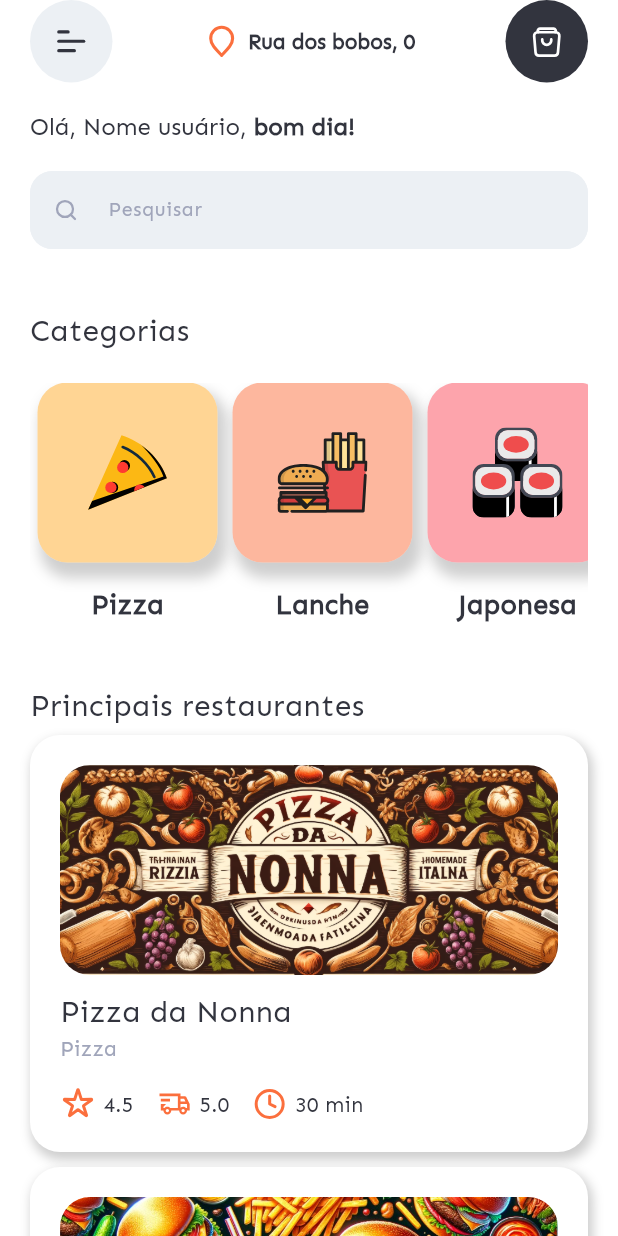
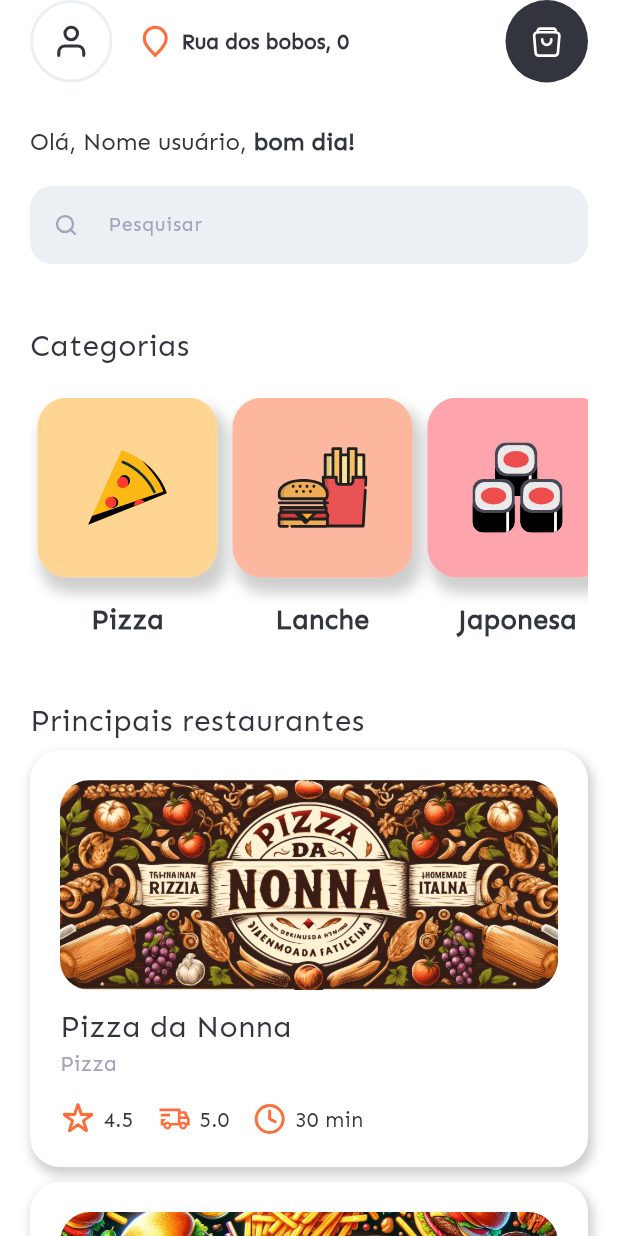
Before and after one commit to CzR21/project_mobile, a Flutter app: the screen it shows after launch, on a phone screen of 412 x 824 dp. Run offline on Flutter 3.47's test engine with Material 3 defaults, Android fonts, the phone set to English and light mode, and no system bars; our stand-ins replace bloc, dio, flutter_animate, flutter_bloc, flutter_svg.

```diff
--- /dev/null
+++ b/lib/config/app_mock.dart
@@ -0,0 +1,22 @@
+import 'package:flutter/material.dart';
+import 'package:project_mobile/data/models/endereco_model.dart';
+
+class AppMock extends ChangeNotifier{
+
+  static EnderecoModel _endereco = EnderecoModel(
+    longadouro: 'Rua dos bobos',
+    numero: 0,
+    bairro: "Centro",
+    cidade: 'Ponta Grossa',
+    estado: 'Paraná'
+  );
+
+  EnderecoModel get endereco => _endereco;
+
+  void trocarEndereco(EnderecoModel endereco) {
+    _endereco = endereco;
+    notifyListeners();
+    print(_endereco);
+  }
+
+}
--- a/lib/config/app_routes.dart
+++ b/lib/config/app_routes.dart
@@ -1,5 +1,6 @@
 import 'package:flutter/material.dart';
 import 'package:project_mobile/data/models/restaurante_model.dart';
+import 'package:project_mobile/pages/carrinho/carrinho_page.dart';
 import 'package:project_mobile/pages/home/home_page.dart';
 import 'package:project_mobile/pages/login/cadastro_page.dart';
 import 'package:project_mobile/pages/login/esqueci_senha_page.dart';
@@ -14,9 +15,14 @@ class AppRoutes {
   static const String cadastro = '/cadastro';
   static const String esqueciSenha = '/esqueciSenha';
 
+  //Home
   static const String home = '/home';
 
+  //Restaurantes e produtos
   static const String restaurante = '/restaurante';
+
+  // Carrinho
+  static const String carrinho = '/carrinho';
 
   static final Map<String, WidgetBuilder> routes = {
     login: (context) => const LoginPage(),
@@ -27,7 +33,8 @@ class AppRoutes {
       final restauranteArg = ModalRoute.of(context)!.settings.arguments as RestauranteModel;
 
       return RestaurantePage(restaurante: restauranteArg);
-    }
+    },
+    carrinho: (context) => const CarrinhoPage(),
   };
 
   static GlobalKey<NavigatorState> navigatorKey = GlobalKey<NavigatorState>();
--- a/lib/data/models/produto_model.dart
+++ b/lib/data/models/produto_model.dart
@@ -14,6 +14,8 @@ class ProdutoModel{
   double preco;
   String descricao;
   String imagem;
+  int quntidade;
+  String? observacao;
   CategoriaProduto categoria;
 
   ProdutoModel({
@@ -22,6 +24,8 @@ class ProdutoModel{
     required this.preco,
     required this.descricao,
     required this.imagem,
+    this.quntidade = 1,
+    this.observacao,
     required this.categoria,
   });
 }
--- a/lib/main.dart
+++ b/lib/main.dart
@@ -1,5 +1,7 @@
 import 'package:flutter/material.dart';
+import 'package:project_mobile/config/app_mock.dart';
 import 'package:project_mobile/config/app_routes.dart';
+import 'package:provider/provider.dart';
 
 void main() {
   runApp(const MyApp());
@@ -11,7 +13,9 @@ class MyApp extends StatelessWidget {
   // This widget is the root of your application.
   @override
   Widget build(BuildContext context) {
-    return MaterialApp(
+    return ChangeNotifierProvider(
+      create: (context) => AppMock(),
+      builder: (context, child) => MaterialApp(
         title: 'Food APP',
         debugShowCheckedModeBanner: false,
         theme: ThemeData(
@@ -26,6 +30,7 @@ class MyApp extends StatelessWidget {
         navigatorObservers: [AppRoutes.myRouteObserver],
         routes: AppRoutes.routes,
         navigatorKey: AppRoutes.navigatorKey,
+      ),
     );
   }
 }
--- a/lib/pages/home/home_page.dart
+++ b/lib/pages/home/home_page.dart
@@ -1,7 +1,11 @@
+import 'package:flutter/cupertino.dart';
 import 'package:flutter/material.dart';
 import 'package:flutter_bloc/flutter_bloc.dart';
 import 'package:flutter_svg/svg.dart';
 import 'package:project_mobile/blocs/restaurante/restaurante_bloc.dart';
+import 'package:project_mobile/config/app_mock.dart';
+import 'package:project_mobile/config/app_routes.dart';
+import 'package:project_mobile/data/models/endereco_model.dart';
 import 'package:project_mobile/helpers/bottom_sheet_helper.dart';
 import 'package:project_mobile/pages/home/widgets/endereco_bottom_sheet.dart';
 import 'package:project_mobile/pages/home/widgets/restaurante_widget.dart';
@@ -10,6 +14,7 @@ import 'package:project_mobile/helpers/date_helper.dart';
 import 'package:project_mobile/config/app_assets.dart';
 import 'package:project_mobile/config/app_colors.dart';
 import 'package:project_mobile/config/app_fonts.dart';
+import 'package:provider/provider.dart';
 import '../../blocs/restaurante/restaurante_state.dart';
 import '../../components/buttons/app_icon_buttom_component.dart';
 import 'widgets/categoria_widget.dart';
@@ -40,6 +45,8 @@ class _HomePageState extends State<HomePage> {
 
   final RestauranteBloc _restauranteBloc = RestauranteBloc();
 
+  late EnderecoModel _endereco;
+
   @override
   void initState() {
     _restauranteBloc.add(GetPrincipaisRestaurantesEvent());
@@ -48,6 +55,8 @@ class _HomePageState extends State<HomePage> {
 
   @override
   Widget build(BuildContext context) {
+    _endereco = Provider.of<AppMock>(context, listen: true).endereco;
+
     return Scaffold(
       backgroundColor: AppColors.backgroundColor,
       body: NestedScrollView(
@@ -57,6 +66,8 @@ class _HomePageState extends State<HomePage> {
             centerTitle: true,
             title: GestureDetector(
               onTap: () => BottomSheetHelper.show(context: context, isScrollable: true, child: const EnderecoBottomSheet(), ),
+              child: Padding(
+                padding: const EdgeInsets.only(bottom: 10),
                 child: Row(
                   mainAxisSize: MainAxisSize.min,
                   children: [
@@ -66,38 +77,45 @@ class _HomePageState extends State<HomePage> {
                       color: AppColors.iconOrangeColor,
                     ),
                     const SizedBox(width: 5,),
-                  Text('Rua dos bobos, 0', style: AppFonts.boldDefault.copyWith(color: AppColors.textDarkColor),)
+                    Expanded(child: Text("${_endereco.longadouro}, ${_endereco.numero}", style: AppFonts.boldDefault.copyWith(color: AppColors.textDarkColor), overflow: TextOverflow.fade,))
                   ],
+                ),
               ),
             ),
             backgroundColor: AppColors.backgroundColor,
             leading: Padding(
-              padding: const EdgeInsets.only(left: 20.0),
-              child: AppIconButtomComponent(
-                  icon: AppAssets.drawerIcon,
-                  backgroundColor: AppColors.greyLiteColor,
+              padding: const EdgeInsets.only(left: 20.0, bottom: 10),
+              child: Container(
+                width: 55,
+                height: 55,
+                alignment: Alignment.center,
+                decoration: BoxDecoration(
+                  border: Border.all(color: AppColors.greyLiteColor, width: 2),
+                  borderRadius: BorderRadius.circular(999),
+                ),
+                child: SvgPicture.asset(
+                  AppAssets.userIcon,
+                  width: 25,
                   color: AppColors.darkColor,
-                  width: 45,
-                  iconWidth: 25,
-                  function: () => Navigator.of(context).pop()
+                ),
               ),
             ),
             actions: [
               Padding(
-                padding: const EdgeInsets.only(right: 20.0),
+                padding: const EdgeInsets.only(right: 20.0, bottom: 10),
                 child: AppIconButtomComponent(
                   icon: AppAssets.bagIcon,
                   backgroundColor: AppColors.darkColor,
                   color: AppColors.textWhiteColor,
                   width: 55,
                   iconWidth: 30,
-                    function: () => Navigator.of(context).pop()
+                  function: () => Navigator.of(context).pushNamed(AppRoutes.carrinho),
                 ),
               )
             ],
             leadingWidth: 75,
             elevation: 0,
-            toolbarHeight: 55,
+            toolbarHeight: 65,
           ),
         ],
         body: SingleChildScrollView(
--- a/lib/repositories/endereco_repository.dart
+++ b/lib/repositories/endereco_repository.dart
@@ -99,5 +99,4 @@ class EnderecoRepository{
       rethrow;
     }
   }
-
 }
--- a/pubspec.yaml
+++ b/pubspec.yaml
@@ -39,6 +39,8 @@ dependencies:
   flutter_animate: ^4.5.0
   dio: ^5.4.1
   flutter_bloc: ^8.1.4
+  intl: ^0.19.0
+  provider: ^6.1.2
 
 dev_dependencies:
   flutter_test:
```
Also changed, not shown: lib/helpers/converter_helper.dart (added, +7 -0 lines), lib/pages/carrinho/carrinho_page.dart (added, +246 -0 lines), lib/pages/home/widgets/endereco_bottom_sheet.dart (+15 -0 lines). Lines whose indentation alone changed are shown as unchanged.
